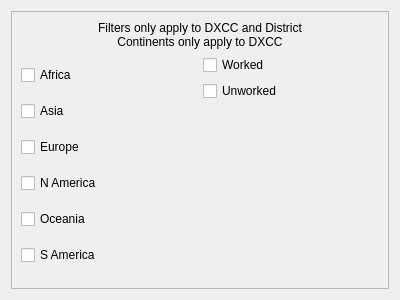
This is mqt/MqtLogger/FilterFrame.ui in Rsclub22/Minos2-Mirror as Qt 5 draws it before an edit. The edited form follows.
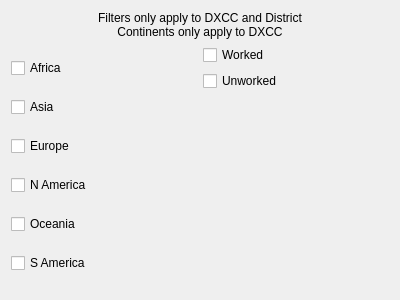
This is the edited form.

Commit message: Remove lots of frame lines

```diff
--- a/mqt/MqtLogger/FilterFrame.ui
+++ b/mqt/MqtLogger/FilterFrame.ui
@@ -13,21 +13,6 @@
   <property name="windowTitle">
    <string/>
   </property>
-  <layout class="QVBoxLayout" name="verticalLayout_3">
-   <item>
-    <widget class="QScrollArea" name="scrollArea">
-     <property name="widgetResizable">
-      <bool>true</bool>
-     </property>
-     <widget class="QWidget" name="scrollAreaWidgetContents">
-      <property name="geometry">
-       <rect>
-        <x>0</x>
-        <y>0</y>
-        <width>380</width>
-        <height>280</height>
-       </rect>
-      </property>
       <layout class="QVBoxLayout" name="verticalLayout">
        <item>
         <widget class="QLabel" name="label">
@@ -147,10 +132,6 @@
           </layout>
          </item>
         </layout>
-       </item>
-      </layout>
-     </widget>
-    </widget>
    </item>
   </layout>
  </widget>
```
Lines whose indentation alone changed are shown as unchanged. The commit also changes 17 other files.
